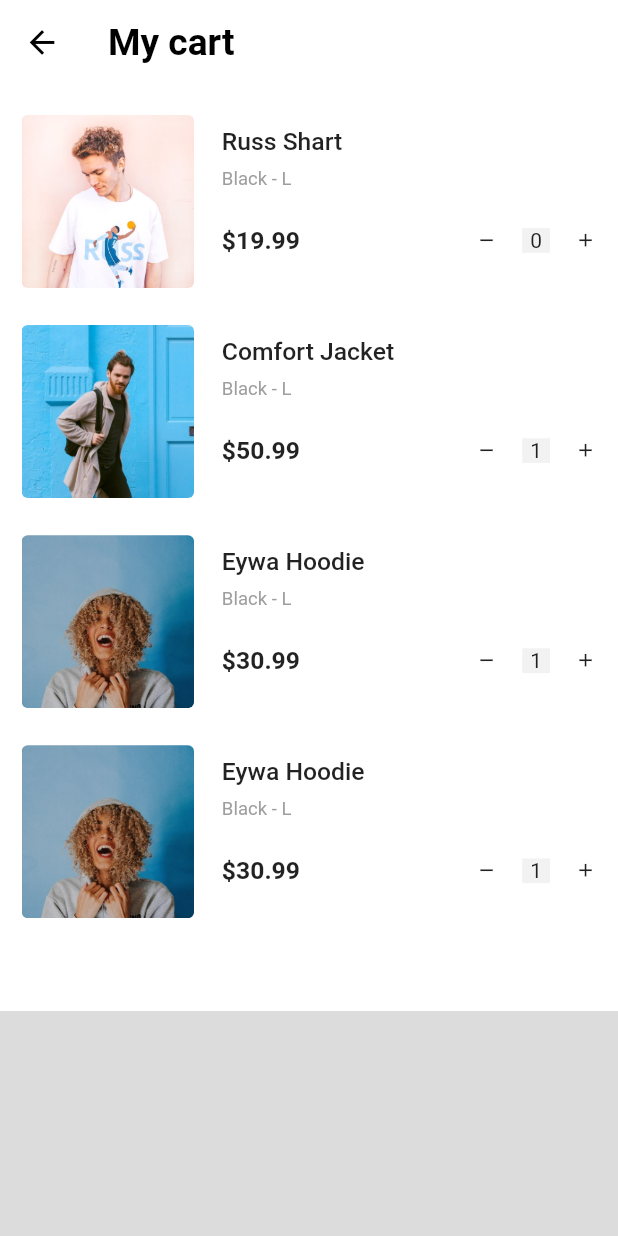
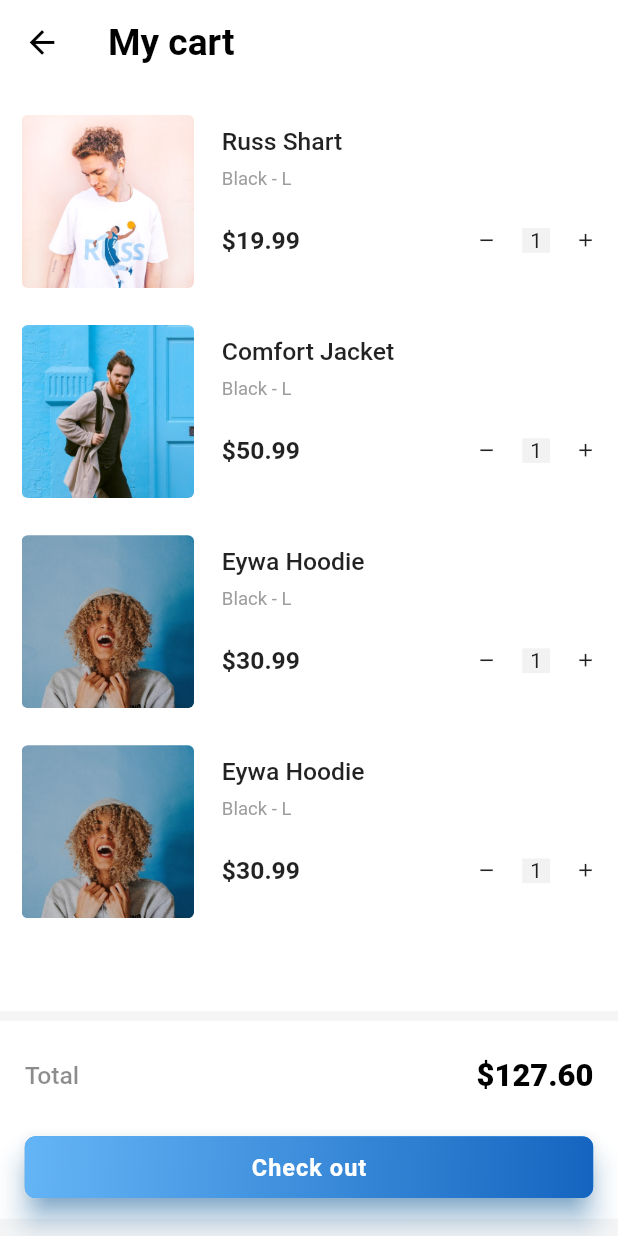
Before and after one commit to shakhboz-dot/getx_responsive_flutter, a Flutter app: the CartPage screen opened directly, after a tap on the "remove" icon, on a phone screen of 412 x 824 dp. Run offline on Flutter 3.47's test engine with Material 2 defaults, Android fonts, the phone set to English and light mode, and no system bars; our stand-ins replace get.

Commit message:
Cart page

```diff
--- a/lib/constant/clothe_list.dart
+++ b/lib/constant/clothe_list.dart
@@ -6,8 +6,8 @@ List<Map<String, dynamic>> clothes = [
       "assets/images/first.jpg",
       "assets/images/first.jpg",
     ],
-    "newPrice": "\$19.99",
-    "oldPrice": "\$21.99",
+    "newPrice": 19.99,
+    "oldPrice": 21.99,
     "count": 1,
   },
   {
@@ -17,8 +17,8 @@ List<Map<String, dynamic>> clothes = [
       "assets/images/second.jpg",
       "assets/images/second.jpg",
     ],
-    "newPrice": "\$50.99",
-    "oldPrice": "\$56.99",
+    "newPrice": 50.99,
+    "oldPrice": 56.99,
     "count": 1,
   },
   {
@@ -28,8 +28,8 @@ List<Map<String, dynamic>> clothes = [
       "assets/images/third.jpg",
       "assets/images/third.jpg",
     ],
-    "newPrice": "\$30.99",
-    "oldPrice": "\$41.99",
+    "newPrice": 30.99,
+    "oldPrice": 41.99,
     "count": 1,
   },
   {
@@ -39,8 +39,8 @@ List<Map<String, dynamic>> clothes = [
       "assets/images/third.jpg",
       "assets/images/third.jpg",
     ],
-    "newPrice": "\$30.99",
-    "oldPrice": "\$41.99",
+    "newPrice": 30.99,
+    "oldPrice": 41.99,
     "count": 1,
   },
 ];
--- a/lib/getx/getx.dart
+++ b/lib/getx/getx.dart
@@ -1,9 +1,29 @@
 import 'package:get/get.dart';
 import 'package:getx_final/constant/clothe_list.dart';
+import 'package:getx_final/model/product_model.dart';
 
 class DotChange extends GetxController {
   final RxInt dot = 0.obs;
   final RxInt indexedDot = 0.obs;
 
+  List<Product>? clotheList;
 
+  @override
+  void onInit() {
+    // TODO: implement onInit
+    super.onInit();
+    clotheList = clothes.map((e) => Product.fromJson(e)).toList();
+  }
+
+  void onAdd(int index) {
+    clotheList![index].count = clotheList![index].count! + 1;
+    update();
+  }
+
+  void onRemove(int index) {
+    if (clotheList![index].count != 1) {
+      clotheList![index].count = clotheList![index].count! - 1;
+      update();
+    }
+  }
 }
--- a/lib/main.dart
+++ b/lib/main.dart
@@ -1,9 +1,8 @@
 import 'package:flutter/material.dart';
 import 'package:get/get.dart';
-import 'package:getx_final/constant/clothe_list.dart';
+import 'package:getx_final/examine.dart';
 import 'package:getx_final/screens/cart/cart_page.dart';
 import 'package:getx_final/screens/home/home.dart';
-import 'package:getx_final/screens/indexed/indexed_page.dart';
 
 void main() {
   runApp(const MyApp());
@@ -20,7 +19,7 @@ class MyApp extends StatelessWidget {
       theme: ThemeData(
         primarySwatch: Colors.blue,
       ),
-      home: CartPage()
+      home: Home()
     );
   }
 }
--- /dev/null
+++ b/lib/model/product_model.dart
@@ -0,0 +1,31 @@
+class Product {
+  Product({
+    this.name,
+    this.image,
+    this.newPrice,
+    this.oldPrice,
+    this.count,
+  });
+
+  String? name;
+  List<String>? image;
+  double? newPrice;
+  double? oldPrice;
+  int? count;
+
+  factory Product.fromJson(Map<String, dynamic> json) => Product(
+        name: json["name"],
+        image: List<String>.from(json["image"].map((x) => x)),
+        newPrice: json["newPrice"],
+        oldPrice: json["oldPrice"],
+        count: json["count"],
+      );
+
+  Map<String, dynamic> toJson() => {
+        "name": name,
+        "image": List<dynamic>.from(image!.map((x) => x)),
+        "newPrice": newPrice,
+        "oldPrice": oldPrice,
+        "count": count,
+      };
+}
--- a/lib/screens/cart/cart_page.dart
+++ b/lib/screens/cart/cart_page.dart
@@ -1,7 +1,8 @@
 import 'package:flutter/material.dart';
+import 'package:get/get.dart';
 import 'package:get/get_utils/src/extensions/context_extensions.dart';
-import 'package:getx_final/constant/clothe_list.dart';
 import 'package:getx_final/screens/cart/products_page.dart';
+import 'package:getx_final/screens/cart/total_price_page.dart';
 
 class CartPage extends StatelessWidget {
   const CartPage({Key? key}) : super(key: key);
@@ -9,9 +10,23 @@ class CartPage extends StatelessWidget {
   @override
   Widget build(BuildContext context) {
     return Scaffold(
-      appBar: AppBar(
+      appBar: builtAppBar(context),
+      body: Container(
+        height: context.height,
+        color: Colors.black12.withOpacity(0.02),
+        child: Column(
+          children: [
+            ProductsPage(),
+            const TotalPricePage(),
+          ],
+        ),
+      ),
+    );
+  }
+
+  PreferredSizeWidget builtAppBar(BuildContext context) => AppBar(
         leading: IconButton(
-          onPressed: () {},
+          onPressed: () => Get.back(),
           icon: Icon(
             Icons.arrow_back,
             size: context.width * 0.06,
@@ -27,16 +42,5 @@ class CartPage extends StatelessWidget {
               fontWeight: FontWeight.bold,
               color: Colors.black),
         ),
-      ),
-      body: Container(
-        height: context.height,
-        color: Colors.black12,
-        child: Column(
-          children: [
-            ProductsPage(),
-          ],
-        ),
-      ),
-    );
-  }
+      );
 }
--- a/lib/screens/cart/products_page.dart
+++ b/lib/screens/cart/products_page.dart
@@ -4,15 +4,8 @@ import 'package:get/get_utils/src/extensions/context_extensions.dart';
 import 'package:getx_final/constant/clothe_list.dart';
 import 'package:getx_final/getx/getx.dart';
 
-class ProductsPage extends StatefulWidget {
-  ProductsPage({Key? key}) : super(key: key);
-
-  @override
-  State<ProductsPage> createState() => _ProductsPageState();
-}
-
-class _ProductsPageState extends State<ProductsPage> {
-
+class ProductsPage extends GetWidget<DotChange> {
+  final DotChange _change = Get.put(DotChange());
 
   @override
   Widget build(BuildContext context) {
@@ -31,8 +24,6 @@ class _ProductsPageState extends State<ProductsPage> {
             margin: EdgeInsets.symmetric(vertical: context.height * 0.015),
             height: context.height * 0.14,
             child: Row(
-              mainAxisAlignment: MainAxisAlignment.center,
-              crossAxisAlignment: CrossAxisAlignment.center,
               children: [
                 image(context, index),
                 Expanded(
@@ -49,7 +40,7 @@ class _ProductsPageState extends State<ProductsPage> {
                       ],
                     ),
                   ),
-                )
+                ),
               ],
             ),
           );
@@ -92,14 +83,13 @@ class _ProductsPageState extends State<ProductsPage> {
       );
 
   Widget prices(BuildContext context, int index) {
-
     return Padding(
       padding: EdgeInsets.only(top: context.height * 0.03),
       child: Row(
         mainAxisAlignment: MainAxisAlignment.spaceBetween,
         children: [
           Text(
-            clothes[index]['newPrice'],
+            '\$' + controller.clotheList![index].newPrice.toString(),
             style: TextStyle(
               fontSize: context.width * 0.04,
               fontWeight: FontWeight.w700,
@@ -109,9 +99,7 @@ class _ProductsPageState extends State<ProductsPage> {
             children: [
               InkWell(
                 onTap: () {
-                  setState(() {
-                    clothes[index]['count'] -= 1;
-                  });
+                  controller.onRemove(index);
                 },
                 child: Icon(
                   Icons.remove,
@@ -119,20 +107,20 @@ class _ProductsPageState extends State<ProductsPage> {
                 ),
               ),
               Padding(
-                  padding:
-                      EdgeInsets.symmetric(horizontal: context.width * 0.04),
-                  child: Container(
-                    alignment: Alignment.center,
-                    width: context.width * 0.045,
-                    height: context.height * 0.02,
-                    color: Colors.black12.withOpacity(0.05),
-                    child: Text(clothes[index]['count'].toString()),
-                  )),
+                padding: EdgeInsets.symmetric(horizontal: context.width * 0.04),
+                child: Container(
+                  alignment: Alignment.center,
+                  width: context.width * 0.045,
+                  height: context.height * 0.02,
+                  color: Colors.black12.withOpacity(0.05),
+                  child: GetBuilder<DotChange>(builder: (val) {
+                    return Text(controller.clotheList![index].count.toString());
+                  }),
+                ),
+              ),
               InkWell(
                 onTap: () {
-                  setState(() {
-                    clothes[index]['count'] += 1;
-                  });
+                  controller.onAdd(index);
                 },
                 child: Icon(
                   Icons.add,
@@ -140,7 +128,7 @@ class _ProductsPageState extends State<ProductsPage> {
                 ),
               )
             ],
-          )
+          ),
         ],
       ),
     );
--- /dev/null
+++ b/lib/screens/cart/total_price_page.dart
@@ -0,0 +1,79 @@
+import 'package:flutter/material.dart';
+import 'package:get/get_utils/src/extensions/context_extensions.dart';
+
+class TotalPricePage extends StatelessWidget {
+  const TotalPricePage({Key? key}) : super(key: key);
+
+  @override
+  Widget build(BuildContext context) {
+    return Padding(
+      padding: EdgeInsets.only(top: context.height * 0.008),
+      child: Container(
+        height: context.height * 0.16,
+        color: Colors.white,
+        padding: EdgeInsets.symmetric(horizontal: context.width * 0.04),
+        child: Column(
+          children: [
+            Padding(
+              padding: EdgeInsets.symmetric(
+                vertical: context.height * 0.03,
+              ),
+              child: Row(
+                mainAxisAlignment: MainAxisAlignment.spaceBetween,
+                children: [
+                  Text(
+                    'Total',
+                    style: TextStyle(
+                        fontSize: context.width * 0.04,
+                        fontWeight: FontWeight.w500,
+                        color: Colors.black45),
+                  ),
+                  Text(
+                    '\$127.60',
+                    style: TextStyle(
+                        fontSize: context.width * 0.05,
+                        fontWeight: FontWeight.w900,
+                        color: Colors.black),
+                  ),
+                ],
+              ),
+            ),
+            ElevatedButton(
+              onPressed: () {},
+              style: ElevatedButton.styleFrom(
+                  elevation: 8.0,
+                  shadowColor: Colors.blue,
+                  padding: EdgeInsets.zero,
+                  shape: RoundedRectangleBorder(
+                      borderRadius:
+                          BorderRadius.circular(context.width * 0.018))),
+              child: Ink(
+                decoration: BoxDecoration(
+                  borderRadius: BorderRadius.circular(context.width * 0.018),
+                  gradient: LinearGradient(
+                    colors: [Colors.blue.shade300, Colors.blue.shade800],
+                    begin: Alignment.topLeft,
+                    end: Alignment.centerRight,
+                  ),
+                ),
+                child: Container(
+                  alignment: Alignment.center,
+                  width: context.width,
+                  height: context.height * 0.05,
+                  child: Text(
+                    'Check out',
+                    style: TextStyle(
+                      fontSize: context.width * 0.038,
+                      fontWeight: FontWeight.w700,
+                      letterSpacing: 0.7,
+                    ),
+                  ),
+                ),
+              ),
+            ),
+          ],
+        ),
+      ),
+    );
+  }
+}
--- a/lib/screens/home/home.dart
+++ b/lib/screens/home/home.dart
@@ -53,7 +53,7 @@ class Home extends StatelessWidget {
                 vertical: 0.015),
             SizedBox(
               height: context.height * 0.22,
-              child:  ClothesList(),
+              child: const ClothesList(),
             ),
             BuildRow(
                 title: 'Categories',
--- a/lib/screens/home/secondary/recommendations/recommendations.dart
+++ b/lib/screens/home/secondary/recommendations/recommendations.dart
@@ -54,7 +54,7 @@ class Recommendation extends StatelessWidget {
         Positioned(
           left: context.width * 0.04,
           top: context.height * 0.35,
-          child: Container(
+          child: SizedBox(
             height: context.height,
             width: context.width,
             child: SecondPageView(textcontroller: _textcontroller),
--- a/lib/screens/indexed/selected_text.dart
+++ b/lib/screens/indexed/selected_text.dart
@@ -26,7 +26,7 @@ class SelectedText extends StatelessWidget {
         Row(
           children: [
             Text(
-              indexed['newPrice'] + '\t\t',
+              '\$' + indexed['newPrice'].toString() + '\t\t',
               style: TextStyle(
                 fontSize: context.width * 0.055,
                 color: Colors.black,
@@ -34,7 +34,7 @@ class SelectedText extends StatelessWidget {
               ),
             ),
             Text(
-              indexed['oldPrice'],
+              '\$' + indexed['oldPrice'].toString(),
               style: TextStyle(
                 fontSize: context.width * 0.035,
                 decoration: TextDecoration.lineThrough,
```
Also changed, not shown: lib/examine.dart (added, +115 -0 lines), lib/screens/home/secondary/clothes_list.dart (+3 -4 lines).
